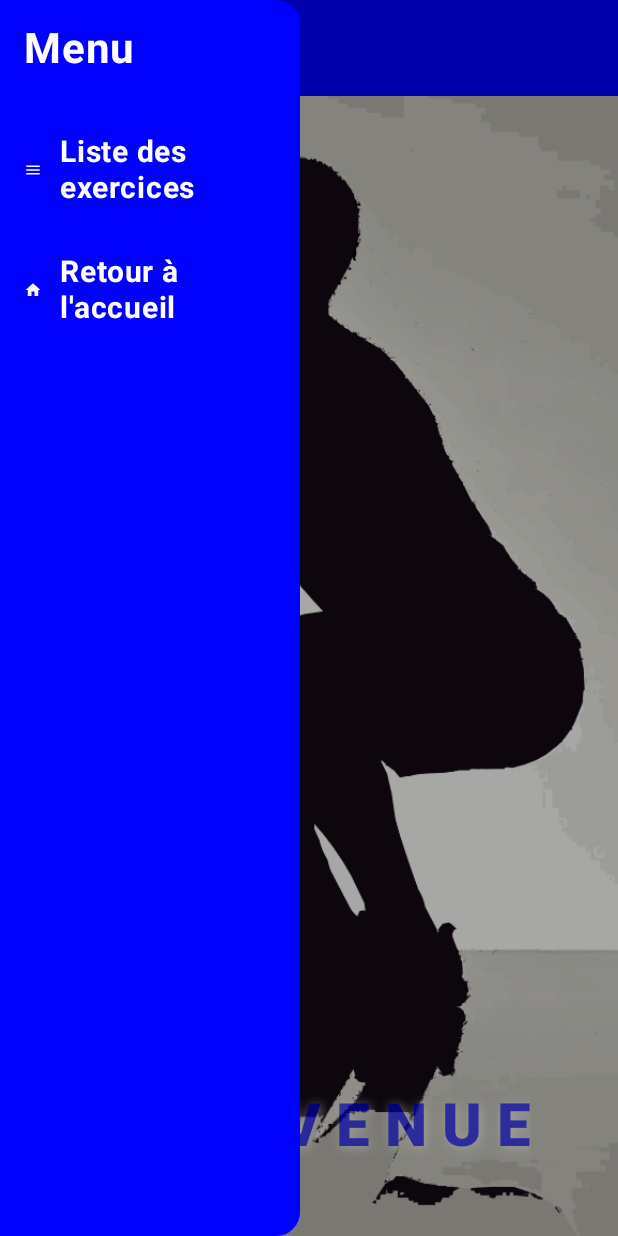
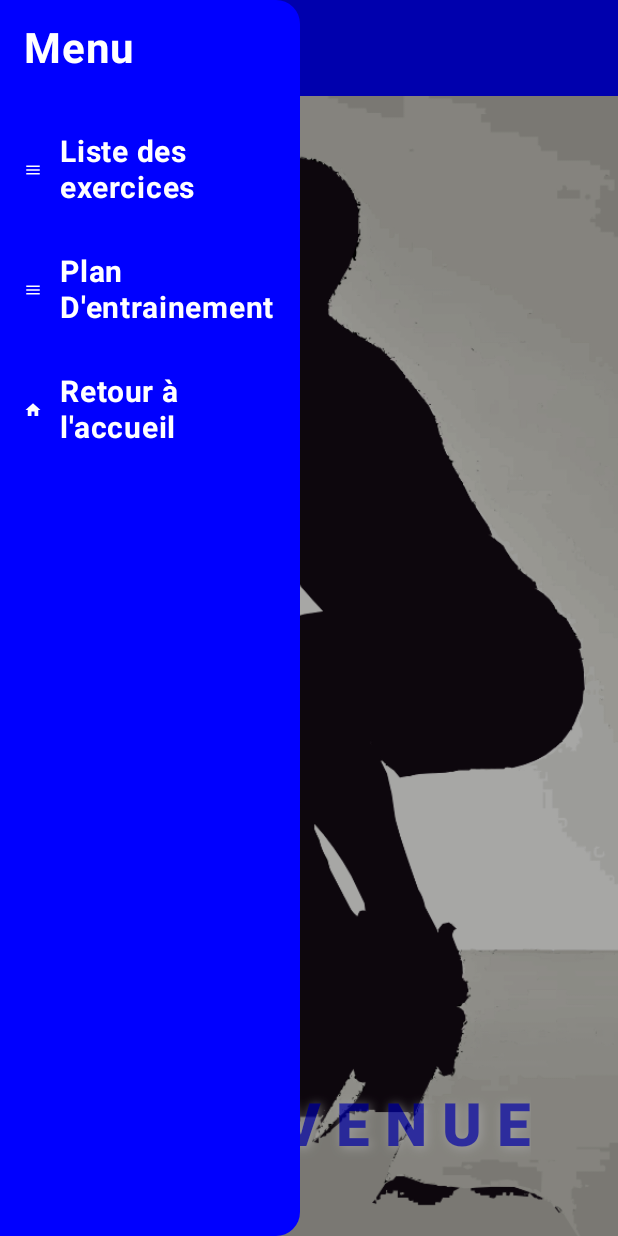
Before and after one commit to RobyCeo/tp5_application_final_roby, an Android app built with Jetpack Compose: the screen it shows after launch (MainActivity), after a tap on "Menu", on a phone screen of 412 x 824 dp. Run offline under Robolectric (Android 15) with nearby library versions, the phone set to English and light mode, and no system bars.

Commit message:
ajout dun onglet

```diff
--- a/roby_final/application_final_roberto/app/src/main/java/com/example/tp5_application_finale_roberto/ExerciseListScreen.kt
+++ b/roby_final/application_final_roberto/app/src/main/java/com/example/tp5_application_finale_roberto/ExerciseListScreen.kt
@@ -15,6 +15,7 @@ import androidx.compose.ui.Modifier
 import androidx.compose.ui.graphics.Color
 import androidx.compose.ui.res.painterResource
 import androidx.compose.ui.text.font.FontFamily
+import androidx.compose.ui.text.font.FontStyle
 import androidx.compose.ui.text.font.FontWeight
 import androidx.compose.ui.unit.dp
 import androidx.compose.ui.unit.sp
@@ -42,7 +43,7 @@ fun ExerciseListScreen(context: Context) {
             fontSize = 30.sp,
             modifier = Modifier.padding(bottom = 14.dp),
             fontWeight = FontWeight.ExtraBold,
-            fontFamily = FontFamily.Serif
+            fontFamily = FontFamily.Serif,
         )
         // Liste défilable des exercices
         LazyColumn(
--- a/roby_final/application_final_roberto/app/src/main/java/com/example/tp5_application_finale_roberto/HomePageWithNav.kt
+++ b/roby_final/application_final_roberto/app/src/main/java/com/example/tp5_application_finale_roberto/HomePageWithNav.kt
@@ -31,6 +31,7 @@ import androidx.compose.ui.graphics.Brush
 import com.example.tp5_application_finale_roberto.ExerciseListScreen
 import kotlinx.coroutines.launch
 import androidx.compose.ui.platform.LocalContext
+import com.example.tp5_application_finale_roberto.TrainingPlanScreen
 
 @OptIn(ExperimentalMaterial3Api::class)
 @Composable
@@ -55,24 +56,17 @@ fun HomePageWithNav() {
         Scaffold(
             topBar = {
                 TopAppBar(
-                    title = {
-                        Text(
-                            text = "Navigation",
-                            color = Color.White // Titre en blanc
-                        )
-                    },
+                    title = { Text(text = "Navigation", color = Color.White) },
                     navigationIcon = {
                         IconButton(onClick = { scope.launch { drawerState.open() } }) {
                             Icon(
                                 imageVector = Icons.Filled.Menu,
                                 contentDescription = "Menu",
-                                tint = Color.White // Icône en blanc
+                                tint = Color.White
                             )
                         }
                     },
-                    colors = TopAppBarDefaults.mediumTopAppBarColors(
-                        containerColor = Color.Blue // Fond bleu de la barre
-                    )
+                    colors = TopAppBarDefaults.mediumTopAppBarColors(containerColor = Color.Blue)
                 )
             }
         ) { paddingValues ->
@@ -81,9 +75,11 @@ fun HomePageWithNav() {
                     "Home" -> AnimatedHomeScreen()
                     "Liste des exercices" -> ExerciseListScreen(context)
                     "Retour à l'accueil" -> AnimatedHomeScreen()
+                    "Plan D'entrainement" -> TrainingPlanScreen() // Nouveau composable
                 }
             }
         }
+
     }
 }
 
@@ -92,19 +88,19 @@ fun DrawerContent(onItemClick: (String) -> Unit) {
     Column(
         modifier = Modifier
             .fillMaxHeight()
-            .width(200.dp) // Réduction de la largeur du tiroir
-            .background(Color.Blue, shape = RoundedCornerShape(topEnd = 16.dp, bottomEnd = 16.dp)) // Bord arrondi
+            .width(200.dp)
+            .background(Color.Blue, shape = RoundedCornerShape(topEnd = 16.dp, bottomEnd = 16.dp))
             .padding(16.dp),
         verticalArrangement = Arrangement.Top
     ) {
         Text(
             text = "Menu",
-            fontSize = 28.sp, // Taille légèrement augmentée
+            fontSize = 28.sp,
             color = Color.White,
             modifier = Modifier.padding(bottom = 24.dp),
-            fontWeight = FontWeight.Bold // Titre en gras
+            fontWeight = FontWeight.Bold
         )
-        // Option : Liste des exercices
+        // Liste des exercices
         Row(
             modifier = Modifier
                 .fillMaxWidth()
@@ -113,19 +109,41 @@ fun DrawerContent(onItemClick: (String) -> Unit) {
             verticalAlignment = Alignment.CenterVertically
         ) {
             Icon(
-                imageVector = Icons.Filled.Menu, // Icône alternative au lieu de List
+                imageVector = Icons.Filled.Menu,
                 contentDescription = "Liste des exercices",
                 tint = Color.White,
                 modifier = Modifier.size(24.dp).padding(end = 12.dp)
             )
             Text(
                 text = "Liste des exercices",
-                fontSize = 20.sp, // Police plus grande
-                fontWeight = FontWeight.Bold, // Texte en gras
+                fontSize = 20.sp,
+                fontWeight = FontWeight.Bold,
                 color = Color.White
             )
         }
-        // Option : Retour à l'accueil
+
+
+        Row(
+            modifier = Modifier
+                .fillMaxWidth()
+                .padding(vertical = 16.dp)
+                .clickable { onItemClick("Plan D'entrainement") },
+            verticalAlignment = Alignment.CenterVertically
+        ) {
+            Icon(
+                imageVector = Icons.Filled.Menu, // Vous pouvez utiliser une icône spécifique
+                contentDescription = "Plan D'entrainement",
+                tint = Color.White,
+                modifier = Modifier.size(24.dp).padding(end = 12.dp)
+            )
+            Text(
+                text = "Plan D'entrainement",
+                fontSize = 20.sp,
+                fontWeight = FontWeight.Bold,
+                color = Color.White
+            )
+        }
+        // Retour à l'accueil
         Row(
             modifier = Modifier
                 .fillMaxWidth()
@@ -141,13 +159,16 @@ fun DrawerContent(onItemClick: (String) -> Unit) {
             )
             Text(
                 text = "Retour à l'accueil",
-                fontSize = 20.sp, // Police plus grande
-                fontWeight = FontWeight.Bold, // Texte en gras
+                fontSize = 20.sp,
+                fontWeight = FontWeight.Bold,
                 color = Color.White
             )
         }
+        // Nouveau : Plan D'entrainement
+
     }
 }
+
 
 @Composable
 fun AnimatedHomeScreen() {
```
Also changed, not shown: roby_final/application_final_roberto/app/src/main/java/com/example/tp5_application_finale_roberto/HomePage.kt (+16 -4 lines), roby_final/application_final_roberto/app/src/main/java/com/example/tp5_application_finale_roberto/TrainingPlanScreen.kt (added, +47 -0 lines).
